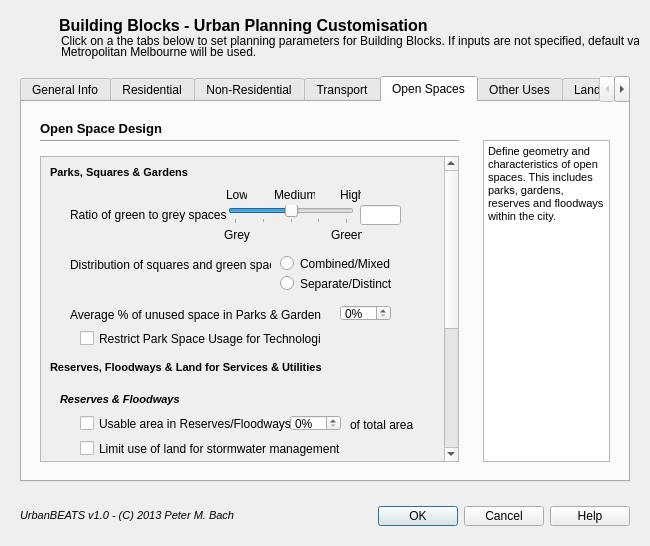
The window that md_urbplanbbgui.ui (petermbach/urbanbeats-legacy) describes before a commit, drawn with Qt 5.
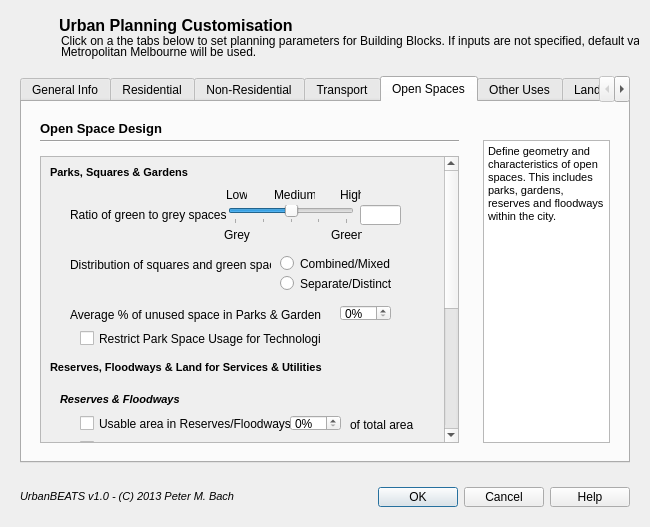
The same window after the commit. The open tabs and pages were chosen to show the change. Icons and pictures are not drawn.

Commit message: GUI Changes and begun adding the USEPA Water Flow Rates

The edit to the form file:
```diff
--- a/md_urbplanbbgui.ui
+++ b/md_urbplanbbgui.ui
@@ -7,7 +7,7 @@
     <x>0</x>
     <y>0</y>
     <width>646</width>
-    <height>546</height>
+    <height>527</height>
    </rect>
   </property>
   <property name="windowTitle">
@@ -4607,8 +4607,8 @@
                 <property name="geometry">
                  <rect>
                   <x>0</x>
-                  <y>-222</y>
-                  <width>398</width>
+                  <y>0</y>
+                  <width>387</width>
                   <height>532</height>
                  </rect>
                 </property>
@@ -6994,7 +6994,7 @@
        </font>
       </property>
       <property name="text">
-       <string>Building Blocks - Urban Planning Customisation</string>
+       <string>Urban Planning Customisation</string>
       </property>
      </widget>
      <widget class="QLabel" name="bbdescr2">
```
Left out of the diff: 14 changed lines with no effect on the pictures. The commit also changes 3 other files.
